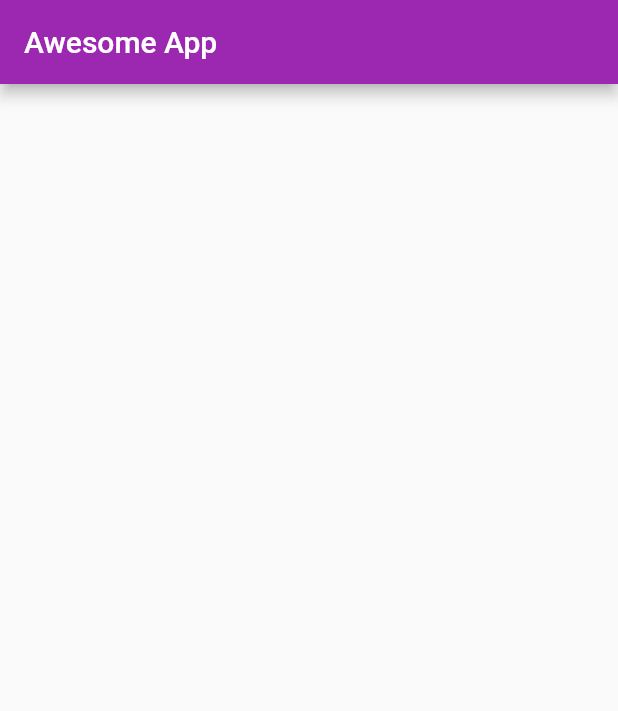
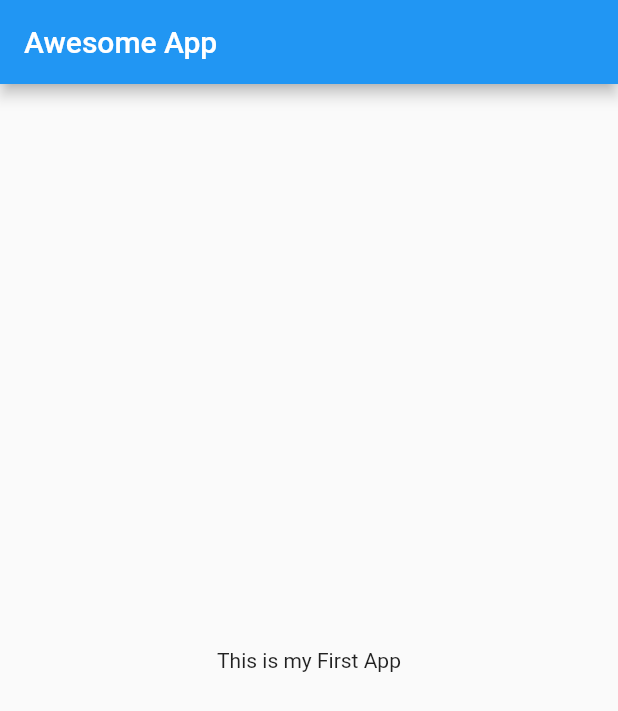
Before and after one commit to pratikparmar02/firstApp, a Flutter app: the screen it shows after launch, on a phone screen of 412 x 824 dp. Shown: the top 711 px of the screen. Run offline on Flutter 3.47's test engine with Material 2 defaults, Android fonts, the phone set to English and light mode, and no system bars.

Commit message:
Day 2 done

```diff
--- /dev/null
+++ b/lib/home_page.dart
@@ -0,0 +1,16 @@
+import 'package:flutter/material.dart';
+
+class HomePage extends StatelessWidget {
+  @override
+  Widget build(BuildContext context) {
+    return Scaffold(
+        appBar: AppBar(
+          title: Text("Awesome App"),
+        ),
+        body: Center(
+          child: Container(
+            child: Text("This is my First App"),
+          ),
+        ));
+  }
+}
--- a/lib/main.dart
+++ b/lib/main.dart
@@ -1,21 +1,15 @@
+import 'package:app_mark_1/home_page.dart';
 import 'package:flutter/material.dart';
 
 void main() {
-  runApp(MaterialApp(
-    home: HomePage(),
-    theme: ThemeData(
-      primarySwatch: Colors.purple,
-    ),
-  ));
+  runApp(MyApp());
 }
 
-class HomePage extends StatelessWidget {
+class MyApp extends StatelessWidget {
   @override
   Widget build(BuildContext context) {
-    return Scaffold(
-      appBar: AppBar(
-        title: Text("Awesome App"),
-      ),
+    return MaterialApp(
+      home: HomePage(),
     );
   }
 }
```
